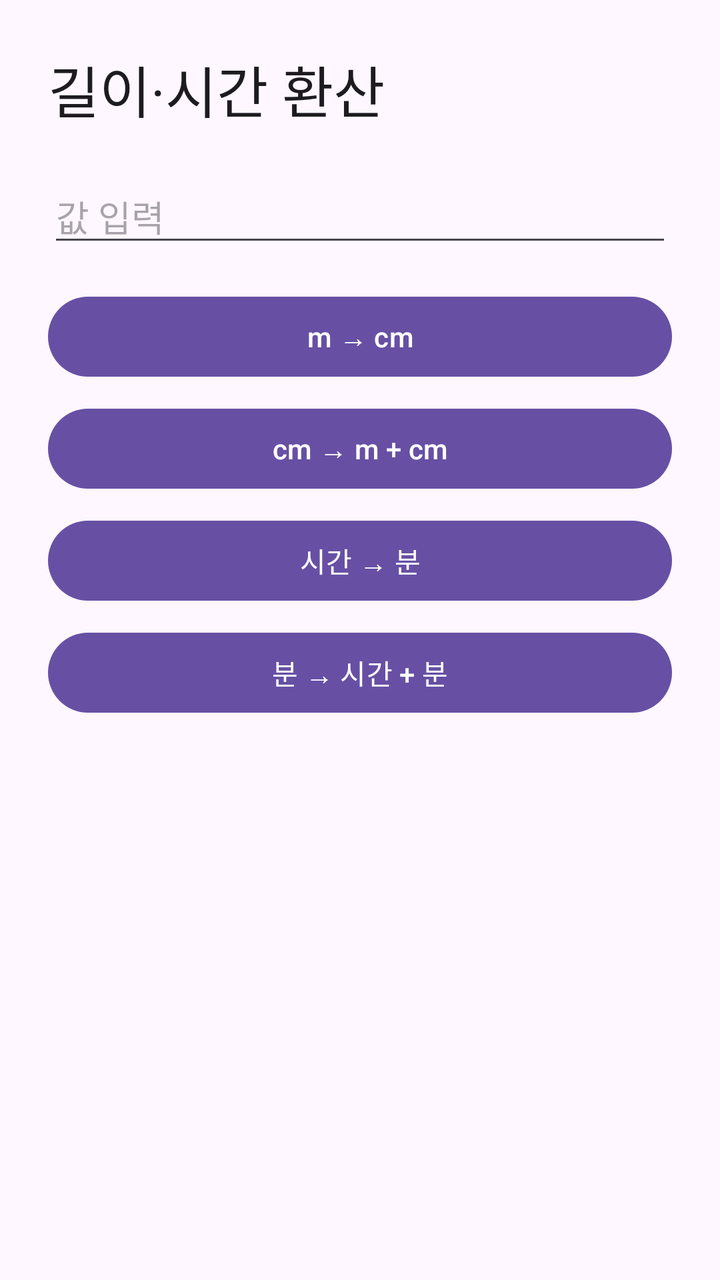
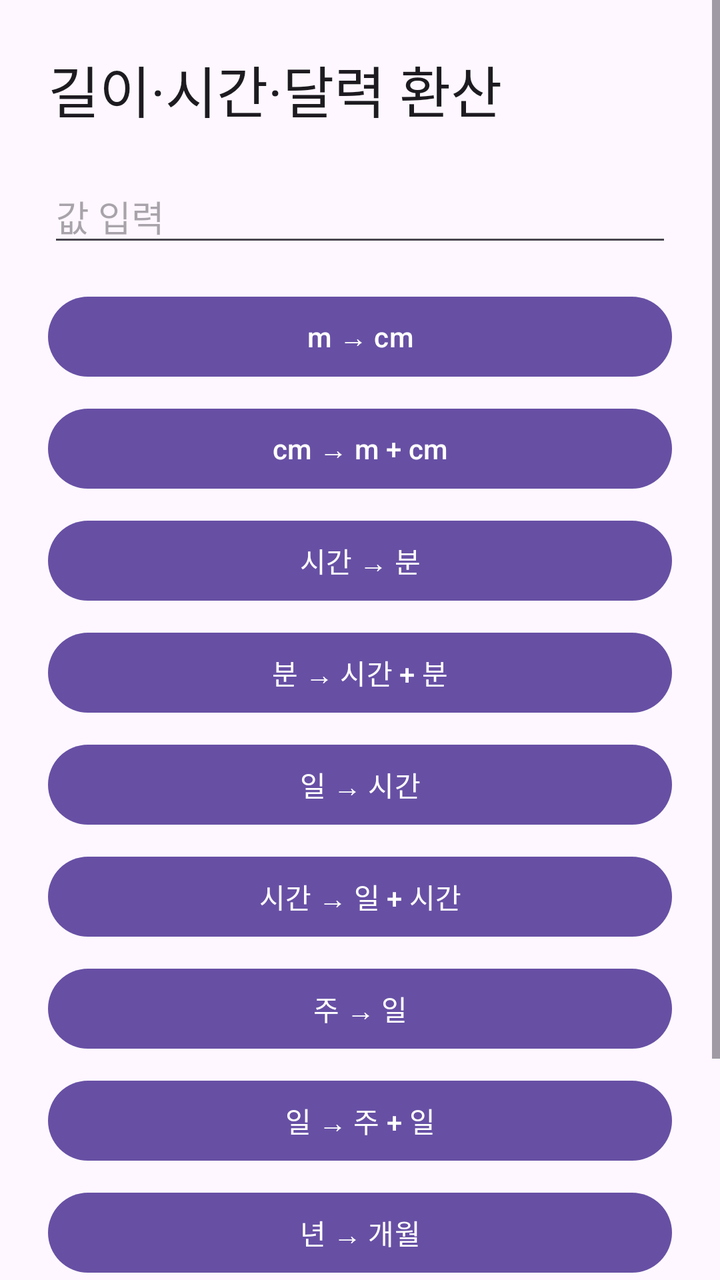

The first picture is an Android layout as it rendered before a commit; the second is the same layout after the commit. The layout source and the unified diff follow.
<!-- AndroidManifest.xml: application theme Theme.Eunhyo2 -->
<!-- res/layout/activity_measurement.xml -->
<?xml version="1.0" encoding="utf-8"?>
<ScrollView xmlns:android="http://schemas.android.com/apk/res/android"
    android:layout_width="match_parent"
    android:layout_height="match_parent">

    <LinearLayout
        android:layout_width="match_parent"
        android:layout_height="wrap_content"
        android:orientation="vertical"
        android:padding="24dp">

        <TextView
            android:layout_width="match_parent"
            android:layout_height="wrap_content"
            android:text="길이·시간 환산"
            android:textAppearance="@style/TextAppearance.Material3.HeadlineMedium" />

        <EditText
            android:id="@+id/editValue"
            android:layout_width="match_parent"
            android:layout_height="wrap_content"
            android:layout_marginTop="20dp"
            android:inputType="number"
            android:hint="값 입력" />

        <com.google.android.material.button.MaterialButton
            android:id="@+id/buttonMetersToCm"
            android:layout_width="match_parent"
            android:layout_height="wrap_content"
            android:layout_marginTop="16dp"
            android:text="m → cm" />

        <com.google.android.material.button.MaterialButton
            android:id="@+id/buttonCmToMeters"
            android:layout_width="match_parent"
            android:layout_height="wrap_content"
            android:layout_marginTop="8dp"
            android:text="cm → m + cm" />

        <com.google.android.material.button.MaterialButton
            android:id="@+id/buttonHoursToMinutes"
            android:layout_width="match_parent"
            android:layout_height="wrap_content"
            android:layout_marginTop="8dp"
            android:text="시간 → 분" />

        <com.google.android.material.button.MaterialButton
            android:id="@+id/buttonMinutesToHours"
            android:layout_width="match_parent"
            android:layout_height="wrap_content"
            android:layout_marginTop="8dp"
            android:text="분 → 시간 + 분" />

        <TextView
            android:id="@+id/textResult"
            android:layout_width="match_parent"
            android:layout_height="wrap_content"
            android:layout_marginTop="24dp"
            android:textAppearance="@style/TextAppearance.Material3.TitleLarge" />
    </LinearLayout>
</ScrollView>
<!-- resources referenced by this layout -->
<resources>
  <style name="Theme.Eunhyo2" parent="Theme.Material3.DayNight.NoActionBar">
          <item name="android:windowLightStatusBar">true</item>
      </style>
</resources>

<!-- the commit's change to res/layout/activity_measurement.xml (unified diff, before → after) -->
@@ -12,7 +12,7 @@
         <TextView
             android:layout_width="match_parent"
             android:layout_height="wrap_content"
-            android:text="길이·시간 환산"
+            android:text="길이·시간·달력 환산"
             android:textAppearance="@style/TextAppearance.Material3.HeadlineMedium" />
 
         <EditText
@@ -20,36 +20,19 @@
             android:layout_width="match_parent"
             android:layout_height="wrap_content"
             android:layout_marginTop="20dp"
-            android:inputType="number"
-            android:hint="값 입력" />
+            android:hint="값 입력"
+            android:inputType="number" />
 
-        <com.google.android.material.button.MaterialButton
-            android:id="@+id/buttonMetersToCm"
-            android:layout_width="match_parent"
-            android:layout_height="wrap_content"
-            android:layout_marginTop="16dp"
-            android:text="m → cm" />
-
-        <com.google.android.material.button.MaterialButton
-            android:id="@+id/buttonCmToMeters"
-            android:layout_width="match_parent"
-            android:layout_height="wrap_content"
-            android:layout_marginTop="8dp"
-            android:text="cm → m + cm" />
-
-        <com.google.android.material.button.MaterialButton
-            android:id="@+id/buttonHoursToMinutes"
-            android:layout_width="match_parent"
-            android:layout_height="wrap_content"
-            android:layout_marginTop="8dp"
-            android:text="시간 → 분" />
-
-        <com.google.android.material.button.MaterialButton
-            android:id="@+id/buttonMinutesToHours"
-            android:layout_width="match_parent"
-            android:layout_height="wrap_content"
-            android:layout_marginTop="8dp"
-            android:text="분 → 시간 + 분" />
+        <com.google.android.material.button.MaterialButton android:id="@+id/buttonMetersToCm" android:layout_width="match_parent" android:layout_height="wrap_content" android:layout_marginTop="16dp" android:text="m → cm" />
+        <com.google.android.material.button.MaterialButton android:id="@+id/buttonCmToMeters" android:layout_width="match_parent" android:layout_height="wrap_content" android:layout_marginTop="8dp" android:text="cm → m + cm" />
+        <com.google.android.material.button.MaterialButton android:id="@+id/buttonHoursToMinutes" android:layout_width="match_parent" android:layout_height="wrap_content" android:layout_marginTop="8dp" android:text="시간 → 분" />
+        <com.google.android.material.button.MaterialButton android:id="@+id/buttonMinutesToHours" android:layout_width="match_parent" android:layout_height="wrap_content" android:layout_marginTop="8dp" android:text="분 → 시간 + 분" />
+        <com.google.android.material.button.MaterialButton android:id="@+id/buttonDaysToHours" android:layout_width="match_parent" android:layout_height="wrap_content" android:layout_marginTop="8dp" android:text="일 → 시간" />
+        <com.google.android.material.button.MaterialButton android:id="@+id/buttonHoursToDays" android:layout_width="match_parent" android:layout_height="wrap_content" android:layout_marginTop="8dp" android:text="시간 → 일 + 시간" />
+        <com.google.android.material.button.MaterialButton android:id="@+id/buttonWeeksToDays" android:layout_width="match_parent" android:layout_height="wrap_content" android:layout_marginTop="8dp" android:text="주 → 일" />
+        <com.google.android.material.button.MaterialButton android:id="@+id/buttonDaysToWeeks" android:layout_width="match_parent" android:layout_height="wrap_content" android:layout_marginTop="8dp" android:text="일 → 주 + 일" />
+        <com.google.android.material.button.MaterialButton android:id="@+id/buttonYearsToMonths" android:layout_width="match_parent" android:layout_height="wrap_content" android:layout_marginTop="8dp" android:text="년 → 개월" />
+        <com.google.android.material.button.MaterialButton android:id="@+id/buttonMonthsToYears" android:layout_width="match_parent" android:layout_height="wrap_content" android:layout_marginTop="8dp" android:text="개월 → 년 + 개월" />
 
         <TextView
             android:id="@+id/textResult"
